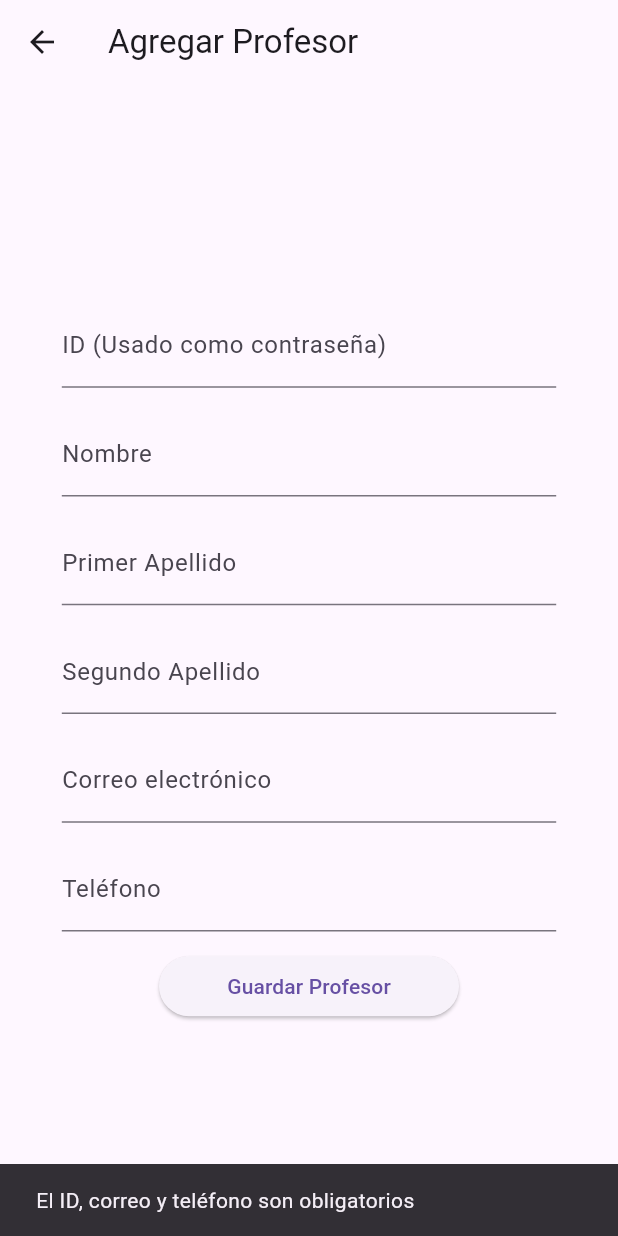
After one commit to JhernideJesusBravoVasquez/proyecto, a Flutter app: the AgregarProfesor screen opened directly, after a tap on "Guardar Profesor", on a phone screen of 412 x 824 dp. The commit adds this screen. Run offline on Flutter 3.47's test engine with Material 3 defaults, Android fonts, the light colour scheme and no system bars; our stand-ins replace barcode_widget, cloud_firestore, file_picker, firebase_auth, firebase_core; missing offline and left inert: flutter_barcode_scanner; accounts and stored records are empty; network calls fail.

Commit message:
agregacion de profesor

```diff
--- /dev/null
+++ b/lib/admin/agregar_profesor.dart
@@ -0,0 +1,136 @@
+import 'package:flutter/material.dart';
+import 'package:cloud_firestore/cloud_firestore.dart';
+import 'package:firebase_auth/firebase_auth.dart';
+
+class AgregarProfesor extends StatefulWidget {
+  @override
+  _AddTeacherPageState createState() => _AddTeacherPageState();
+}
+
+class _AddTeacherPageState extends State<AgregarProfesor> {
+  final TextEditingController _nameController = TextEditingController();
+  final TextEditingController _firstLastController = TextEditingController();
+  final TextEditingController _secondLastController = TextEditingController();
+  final TextEditingController _emailController = TextEditingController();
+  final TextEditingController _idController = TextEditingController();
+  final TextEditingController _phoneController = TextEditingController();
+
+  Future<void> _addTeacher() async {
+    try {
+      String id = _idController.text.trim();
+      String email = _emailController.text.trim();
+      String telefono = _phoneController.text.trim();
+
+      if (id.isEmpty || email.isEmpty || telefono.isEmpty) {
+        ScaffoldMessenger.of(context).showSnackBar(
+          SnackBar(content: Text('El ID, correo y teléfono son obligatorios')),
+        );
+        return;
+      }
+
+      // Verificar si el profesor ya existe en Firestore
+      var teacherDoc = await FirebaseFirestore.instance.collection('teacher').doc(id).get();
+
+      if (teacherDoc.exists) {
+        ScaffoldMessenger.of(context).showSnackBar(
+          SnackBar(content: Text('El ID ya está registrado')),
+        );
+      } else {
+        // Registrar al profesor en Firestore
+        await FirebaseFirestore.instance.collection('teacher').doc(id).set({
+          'nombre': _nameController.text,
+          'primerApellido': _firstLastController.text,
+          'segundoApellido': _secondLastController.text,
+          'correo': email,
+          'id': id,
+          'telefono': telefono,
+        });
+
+        // Crear el usuario en Firebase Authentication
+        try {
+          await FirebaseAuth.instance.createUserWithEmailAndPassword(
+            email: email,
+            password: id, // Usar ID como contraseña
+          );
+          ScaffoldMessenger.of(context).showSnackBar(
+            SnackBar(content: Text('Profesor agregado exitosamente')),
+          );
+        } on FirebaseAuthException catch (e) {
+          ScaffoldMessenger.of(context).showSnackBar(
+            SnackBar(content: Text('Error al crear cuenta: ${e.message}')),
+          );
+        }
+      }
+
+      // Limpiar los campos
+      _nameController.clear();
+      _firstLastController.clear();
+      _secondLastController.clear();
+      _emailController.clear();
+      _idController.clear();
+      _phoneController.clear();
+    } catch (e) {
+      ScaffoldMessenger.of(context).showSnackBar(
+        SnackBar(content: Text('Error al agregar profesor: $e')),
+      );
+    }
+  }
+
+  @override
+  Widget build(BuildContext context) {
+    final size = MediaQuery.of(context).size;
+
+    return Scaffold(
+      appBar: AppBar(
+        title: Text('Agregar Profesor'),
+      ),
+      body: Padding(
+        padding: EdgeInsets.symmetric(horizontal: size.width * 0.1),
+        child: Column(
+          mainAxisAlignment: MainAxisAlignment.center,
+          children: <Widget>[
+            TextField(
+              controller: _idController,
+              decoration: InputDecoration(labelText: 'ID (Usado como contraseña)'),
+            ),
+            SizedBox(height: size.height * 0.02),
+            TextField(
+              controller: _nameController,
+              decoration: InputDecoration(labelText: 'Nombre'),
+            ),
+            SizedBox(height: size.height * 0.02),
+            TextField(
+              controller: _firstLastController,
+              decoration: InputDecoration(labelText: 'Primer Apellido'),
+            ),
+            SizedBox(height: size.height * 0.02),
+            TextField(
+              controller: _secondLastController,
+              decoration: InputDecoration(labelText: 'Segundo Apellido'),
+            ),
+            SizedBox(height: size.height * 0.02),
+            TextField(
+              controller: _emailController,
+              decoration: InputDecoration(labelText: 'Correo electrónico'),
+            ),
+            SizedBox(height: size.height * 0.02),
+            TextField(
+              controller: _phoneController,
+              decoration: InputDecoration(labelText: 'Teléfono'),
+              keyboardType: TextInputType.phone,
+            ),
+            SizedBox(height: size.height * 0.02),
+            SizedBox(
+              width: 200,
+              height: 40,
+              child: ElevatedButton(
+                onPressed: _addTeacher,
+                child: Text('Guardar Profesor'),
+              ),
+            ),
+          ],
+        ),
+      ),
+    );
+  }
+}
```
Also changed, not shown: lib/admin/gestionar_usuarios.dart (+14 -0 lines), lib/profesor/home_profesor.dart (+104 -9 lines), lib/profesor/login_profesor.dart (+55 -28 lines), lib/profesor/perfil_profesor.dart (added, +85 -0 lines), 12 other files.
